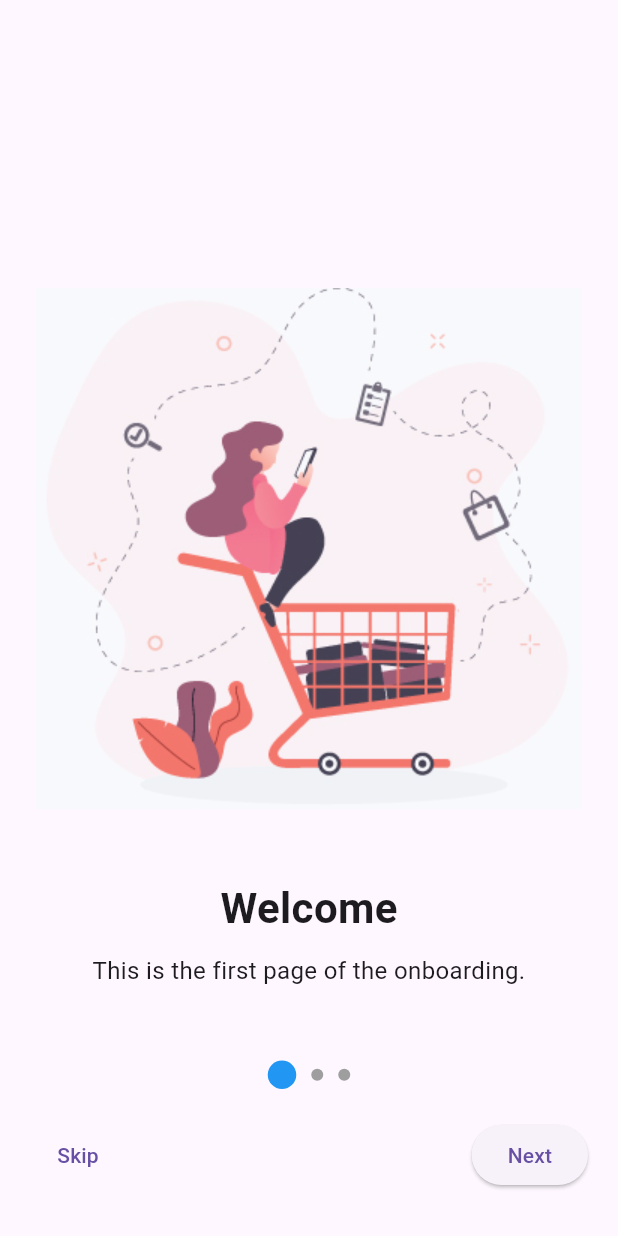
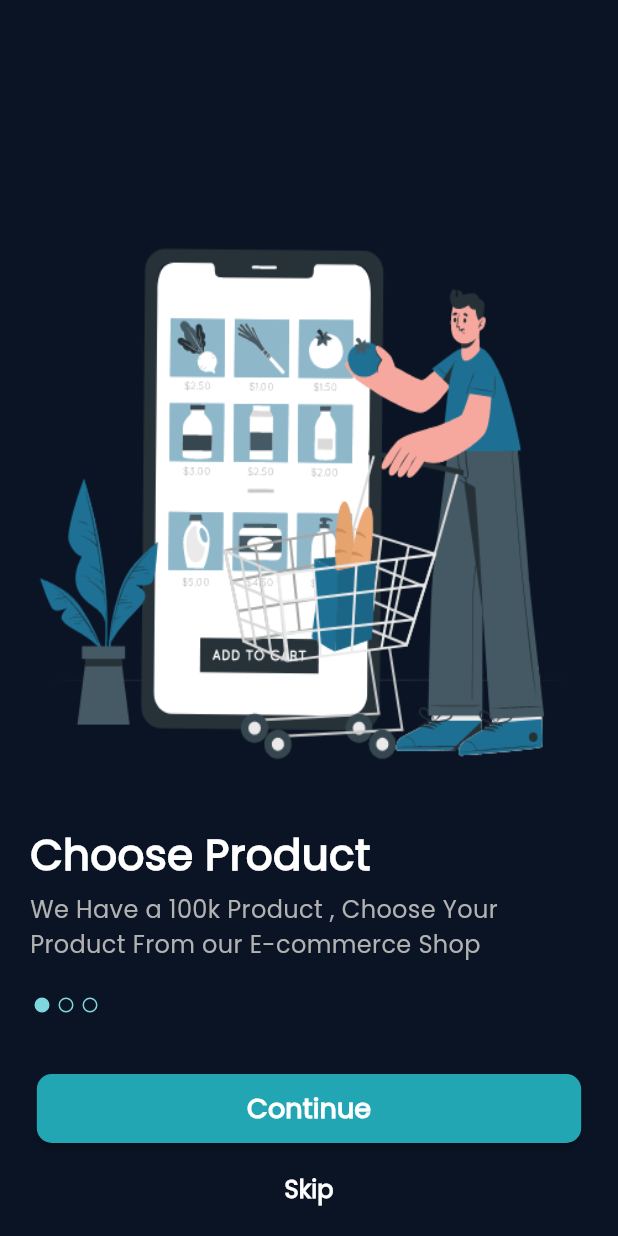
Before and after one commit to abdallahshaba/my_commerce_app, a Flutter app: the screen it shows after launch, on a phone screen of 412 x 824 dp. Run offline on Flutter 3.47's test engine with Material 3 defaults, Android fonts, the phone set to English and light mode, and no system bars; our stand-ins replace get.

Commit message:
finish on onBording Screen

```diff
--- /dev/null
+++ b/devtools_options.yaml
@@ -0,0 +1 @@
+extensions:
--- a/lib/controllers/onBording_cont/on_bording_controller.dart
+++ b/lib/controllers/onBording_cont/on_bording_controller.dart
@@ -1,32 +1,33 @@
 import 'package:flutter/material.dart';
-import 'package:get/get.dart';
+import 'package:get/get_core/get_core.dart';
+import 'package:get/get_navigation/get_navigation.dart';
+import 'package:get/get_state_manager/get_state_manager.dart';
+import 'package:my_ecommerce_app/core/constants/app_routes.dart';
+import 'package:my_ecommerce_app/views/widgets/onBording/onBording_list.dart';
 
-abstract class OnBordingController extends GetxController{
-   onPageChanged(int index);
-   nextPage();
-   skip();
+abstract class OnBordingController extends GetxController {
+  onPageChanged(int index);
+  next();
+  skip();
 }
 
-class OnBordingControllerImp extends OnBordingController{
-
-   var currentPage = 0.obs;
-   var pageController = PageController();
-
-
+class OnBordingControllerImp extends OnBordingController {
+  int currentPage = 0;
+  late PageController pageController;
   @override
   onPageChanged(index) {
-    currentPage.value = index;
+    currentPage = index;
+    update();
   }
 
   @override
-  nextPage() {
-    if (currentPage.value <3) {
-      pageController.animateTo(
-        currentPage.value+1,
-        duration: const Duration(milliseconds: 300),
-        curve: Curves.ease
-        );
+  next() {
+    currentPage++;
+    if (currentPage > onBordingList.length - 1) {
+      Get.toNamed(AppRoutes.home);
     }
+    pageController.animateToPage(currentPage,
+        duration: const Duration(milliseconds: 300), curve: Curves.easeInOut);
   }
 
   @override
@@ -34,4 +35,9 @@ class OnBordingControllerImp extends OnBordingController{
     pageController.jumpToPage(2);
   }
 
+  @override
+  void onInit() {
+    pageController = PageController();
+    super.onInit();
+  }
 }
--- /dev/null
+++ b/lib/core/constants/app_image_asset.dart
@@ -0,0 +1,8 @@
+class AppImageAsset{
+
+  static const onBording1 = 'assets/images/onBording/1.gif';
+  static const onBording2 = 'assets/images/onBording/2.gif';
+  static const onBording3 = 'assets/images/onBording/3.gif';
+  static const onBording4 = 'assets/images/onBording/4.gif';
+  static const photo = 'assets/images/logoapp.png';
+}
--- a/lib/core/constants/app_routes.dart
+++ b/lib/core/constants/app_routes.dart
@@ -2,4 +2,5 @@
 
 class AppRoutes {
   static const String onBordingScreen = "/";
+  static const String home = "/home";
 }
--- a/lib/core/constants/style.dart
+++ b/lib/core/constants/style.dart
@@ -5,37 +5,54 @@ import 'package:flutter/material.dart';
 
 class Styles {
  static const TextStyle boldtextStyle14 = TextStyle(
-    fontSize: 14 , fontWeight: FontWeight.bold, color: Colors.white
+    fontSize: 14 , fontWeight: FontWeight.bold, color: Colors.white,
+    fontFamily: "Poppins"
   );
    static const TextStyle boldtextStyle16 = TextStyle(
-    fontSize: 16 , fontWeight: FontWeight.bold, color: Colors.white
+    fontSize: 16 , fontWeight: FontWeight.bold, color: Colors.white,
+     fontFamily: "Poppins"
   );
 
   static const TextStyle boldtextStyle18 = TextStyle(
-    fontSize: 18  , fontWeight: FontWeight.bold, color: Colors.white
+    fontSize: 18  , fontWeight: FontWeight.bold, color: Colors.white,
+     fontFamily: "Poppins"
   );
 
   static const TextStyle boldtextStyle20 = TextStyle(
-    fontSize: 20  , fontWeight: FontWeight.bold, color: Colors.white
+    fontSize: 20  , fontWeight: FontWeight.bold, color: Colors.white,
+     fontFamily: "Poppins"
   );
 
   static const TextStyle boldtextStyle22 = TextStyle(
-    fontSize: 22  , fontWeight: FontWeight.bold, color: Colors.white
+    fontSize: 22  , fontWeight: FontWeight.bold, color: Colors.white,
+     fontFamily: "Poppins"
   );
 
   static const TextStyle boldtextStyle24 = TextStyle(
-    fontSize: 24  , fontWeight: FontWeight.bold, color: Colors.white
+    fontSize: 24  , fontWeight: FontWeight.bold, color: Colors.white,
+     fontFamily: "Poppins"
   );
 
   static const TextStyle boldtextStyle26 = TextStyle(
-    fontSize: 26 , fontWeight: FontWeight.bold, color: Colors.white
+    fontSize: 26 , fontWeight: FontWeight.bold, color: Colors.white,
+     fontFamily: "Poppins"
   );
 
   static const TextStyle boldtextStyle28 = TextStyle(
-    fontSize: 28 , fontWeight: FontWeight.bold, color: Colors.white
+    fontSize: 28 , fontWeight: FontWeight.bold, color: Colors.white,
+     fontFamily: "Poppins"
   );
   static const TextStyle boldtextStyle30 = TextStyle(
-    fontSize: 30  , fontWeight: FontWeight.bold, color: Colors.white
+    fontSize: 30  , fontWeight: FontWeight.bold, color: Colors.white,
+     fontFamily: "Poppins"
+  );
+    static const TextStyle boldtextStyle32 = TextStyle(
+    fontSize: 32  , fontWeight: FontWeight.bold, color: Colors.white,
+     fontFamily: "Poppins"
+  );
+    static const TextStyle boldtextStyle34 = TextStyle(
+    fontSize: 34  , fontWeight: FontWeight.bold, color: Colors.white,
+     fontFamily: "Poppins"
   );
 
   // regular text
--- a/lib/main.dart
+++ b/lib/main.dart
@@ -1,6 +1,7 @@
 import 'package:flutter/material.dart';
 import 'package:get/get_navigation/src/root/get_material_app.dart';
 import 'package:my_ecommerce_app/routs.dart';
+
 
 void main() {
   runApp(const MyApp());
--- a/lib/routs.dart
+++ b/lib/routs.dart
@@ -1,7 +1,9 @@
 import 'package:get/get_navigation/src/routes/get_route.dart';
 import 'package:my_ecommerce_app/core/constants/app_routes.dart';
+import 'package:my_ecommerce_app/views/screens/home/home.dart';
 import 'package:my_ecommerce_app/views/screens/onBording/on_bording_screen.dart';
 
 List<GetPage<dynamic>>? getPages = [
-   GetPage(name: AppRoutes.onBordingScreen, page:() => const OnboardingScreen(),)
+   GetPage(name: AppRoutes.onBordingScreen, page:() => const OnboardingScreen(),),
+   GetPage(name: AppRoutes.home, page:() => const HomeScreen(),)
 ];
--- a/lib/views/screens/onBording/on_bording_screen.dart
+++ b/lib/views/screens/onBording/on_bording_screen.dart
@@ -1,100 +1,112 @@
 import 'package:flutter/material.dart';
-import 'package:get/get.dart';
+import 'package:get/get_core/src/get_main.dart';
+import 'package:get/get_instance/src/extension_instance.dart';
+import 'package:get/get_state_manager/get_state_manager.dart';
 import 'package:my_ecommerce_app/controllers/onBording_cont/on_bording_controller.dart';
+import 'package:my_ecommerce_app/core/constants/app_colors.dart';
+import 'package:my_ecommerce_app/core/constants/style.dart';
+import 'package:my_ecommerce_app/views/widgets/onBording/onBording_list.dart';
 
-class OnboardingScreen extends StatelessWidget {
+class OnboardingScreen extends GetView<OnBordingControllerImp> {
   const OnboardingScreen({super.key});
 
   @override
   Widget build(BuildContext context) {
-    final OnBordingControllerImp onboardingController = Get.put(OnBordingControllerImp());
-
+    Get.put(OnBordingControllerImp());
     return Scaffold(
-      body: Stack(
+      backgroundColor: AppColors.primaryColor,
+      body: Column(
         children: [
-          PageView(
-            controller: onboardingController.pageController,
-            onPageChanged: onboardingController.onPageChanged,
+          Container(
+            height: 665,
+            child: PageView.builder(
+              scrollDirection: Axis.horizontal,
+              controller: controller.pageController,
+              onPageChanged: (value) {
+                controller.onPageChanged(value);
+              },
+              itemCount: onBordingList.length,
+              itemBuilder: (context, index) => Column(
                 children: [
-              buildPage(
-                title: 'Welcome',
-                description: 'This is the first page of the onboarding.',
-                imagePath: 'assets/images/one.PNG',
+                  const SizedBox(
+                    height: 110,
                   ),
-              buildPage(
-                title: 'Discover',
-                description: 'This is the second page of the onboarding.',
-                imagePath: 'assets/images/two.PNG',
-              ),
-              buildPage(
-                title: 'Get Started',
-                description: 'This is the third page of the onboarding.',
-                imagePath: 'assets/images/three.PNG',
-              ),
-            ],
-          ),
-          Positioned(
-            bottom: 30,
-            left: 20,
-            right: 20,
-            child: Column(
-              children: [
-                Obx(() {
-                  return Row(
-                    mainAxisAlignment: MainAxisAlignment.center,
-                    children: List.generate(
-                      3,
-                      (index) => Container(
-                        margin: EdgeInsets.symmetric(horizontal: 5),
-                        width: onboardingController.currentPage.value == index ? 19 : 8,
-                        height: onboardingController.currentPage.value == index ? 19 : 8,
-                        decoration: BoxDecoration(
-                          color: onboardingController.currentPage.value == index ? Colors.blue : Colors.grey,
-                          shape: BoxShape.circle,
+                  Container(
+                    height: 440,
+                    width: 440,
+                    child: Image.asset(
+                       onBordingList[index].image! , fit: BoxFit.fill,
+                      //  "${AppImageAsset.photo}"
                        ),
                   ),
+                  Padding(
+                    padding: const EdgeInsets.symmetric(horizontal: 20),
+                    child: Align(
+                        alignment: Alignment.topLeft,
+                        child: Text(
+                          onBordingList[index].title!,
+                          style: Styles.boldtextStyle28,
+                        )),
                   ),
-                  );
-                }),
-                SizedBox(height: 20),
-                Row(
-                  mainAxisAlignment: MainAxisAlignment.spaceBetween,
-                  children: [
-                    TextButton(
-                      onPressed: onboardingController.skip,
-                      child: Text('Skip'),
+                  const SizedBox(
+                    height: 5,
                   ),
-                    ElevatedButton(
-                      onPressed: onboardingController.nextPage,
-                      child: Text('Next'),
+                  Padding(
+                    padding: const EdgeInsets.symmetric(horizontal: 20),
+                    child: Align(
+                      alignment: Alignment.topLeft,
+                      child: Text(
+                        onBordingList[index].desc!,
+                        style: Styles.boldtextStyle16.copyWith(
+                            color: const Color.fromARGB(255, 178, 178, 178),
+                            fontWeight: FontWeight.normal),
                       ),
-                  ],
+                    ),
                   ),
                 ],
               ),
             ),
+          ),
+         GetBuilder<OnBordingControllerImp>(
+          builder: (controller) => Padding(
+             padding: const EdgeInsets.symmetric(horizontal: 20),
+             child: Row(
+              children: [
+                ...List.generate(onBordingList.length, (index) => AnimatedContainer(
+                  duration: const Duration(milliseconds: 300),
+                  margin: const EdgeInsets.symmetric(horizontal: 3),
+                  height: 10,
+                  width:  10,
+                decoration: BoxDecoration(
+                  borderRadius: BorderRadius.circular(10),
+                  color: controller.currentPage==index? AppColors.blue1 :null,
+                  border: Border.all(color: AppColors.blue1) ,
+                ),
+                ))
+              ],
+             ),
+           ),
+         ),
+
+        const SizedBox(height: 40,),
+       Padding(
+         padding: const EdgeInsets.symmetric(horizontal: 20),
+         child:  MaterialButton(
+          shape: RoundedRectangleBorder(borderRadius: BorderRadius.circular(10)),
+          padding: const EdgeInsets.symmetric(horizontal: 140 , vertical: 10),
+          onPressed: (){
+            controller.next();
+          },
+                color: AppColors.blue2,
+                 child: const Text("Continue" , style: Styles.boldtextStyle18,)
+                 ),
+       ),
+       const SizedBox(height: 6,),
+        TextButton(onPressed: (){
+          controller.skip();
+        }, child: const Text("Skip" , style: Styles.boldtextStyle16,)),
         ],
       ),
     );
   }
-
-  Widget buildPage({required String title, required String description, required String imagePath}) {
-    return Column(
-      mainAxisAlignment: MainAxisAlignment.center,
-      children: [
-        Image.asset(imagePath, height: 400),
-        SizedBox(height: 20),
-        Text(title, style: TextStyle(fontSize: 28, fontWeight: FontWeight.bold)),
-        SizedBox(height: 10),
-        Padding(
-          padding: const EdgeInsets.symmetric(horizontal: 40),
-          child: Text(
-            description,
-            textAlign: TextAlign.center,
-            style: TextStyle(fontSize: 16),
-          ),
-        ),
-      ],
-    );
 }
-}
--- /dev/null
+++ b/lib/views/widgets/onBording/onBording_list.dart
@@ -0,0 +1,22 @@
+
+
+import 'package:my_ecommerce_app/core/constants/app_image_asset.dart';
+import 'package:my_ecommerce_app/data/models/onBording/on_bording_model.dart';
+
+List<OnbordingModel> onBordingList = [
+  OnbordingModel(
+    "We Have a 100k Product , Choose Your \nProduct From our E-commerce Shop",
+    AppImageAsset.onBording1,
+    "Choose Product",
+    ),
+      OnbordingModel(
+    "You can pay in cash or through \npayment gateways",
+    AppImageAsset.onBording4,
+    "Easy And Safe Paymnet"
+    ),
+      OnbordingModel(
+    "The order can be tracked at every stage \nuntil it reaches you",
+    AppImageAsset.onBording3,
+    "Track Your Order"
+    ),
+];
```
Also changed, not shown: lib/data/data_source/static/translation.dart (added, +103 -0 lines), lib/data/models/onBording/on_bording_model.dart (added, +11 -0 lines), lib/views/screens/home/home.dart (added, +12 -0 lines), pubspec.yaml (+4 -9 lines), assets/images/onBording/1.gif (added), assets/images/onBording/2.gif (added), assets/images/onBording/3.gif (added), assets/images/onBording/4.gif (added), pubspec.lock. Lines whose indentation alone changed are shown as unchanged.
